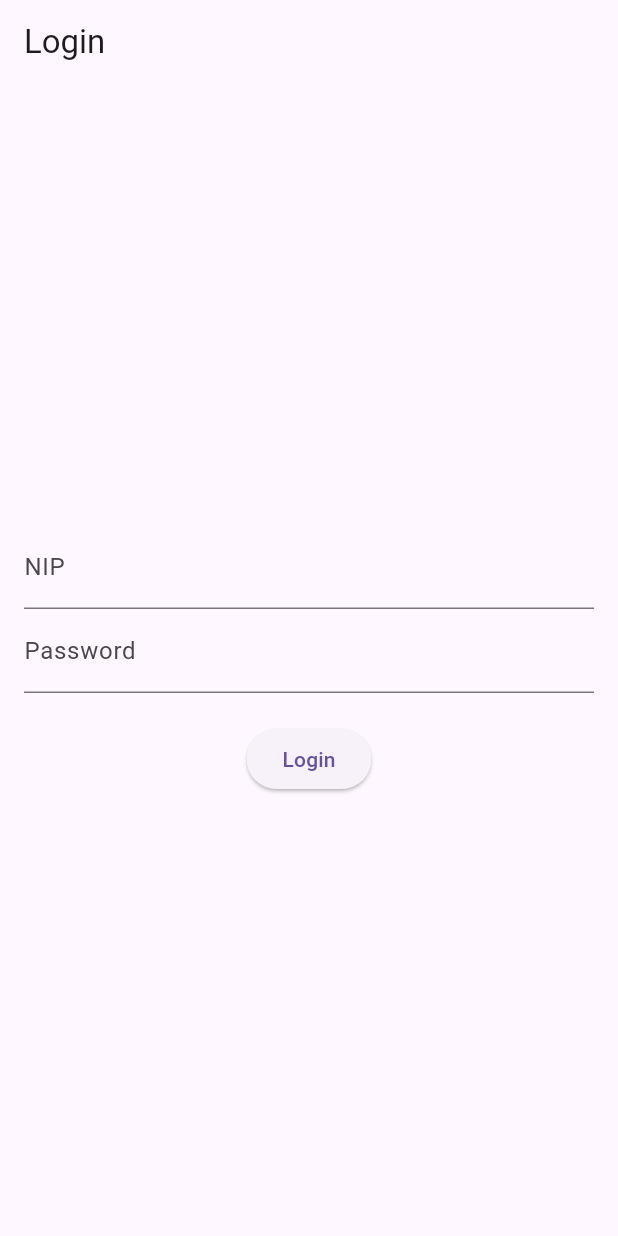
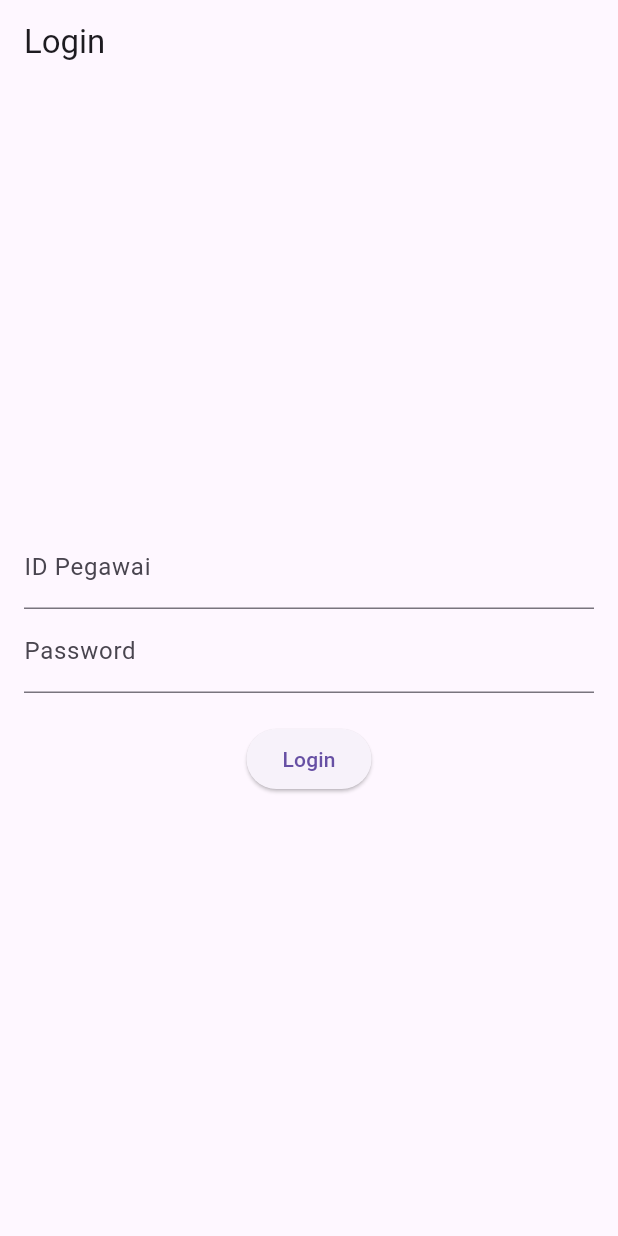
Before and after one commit to alifzidanr/simpeg2, a Flutter app: the screen it shows after launch, after a tap on "Login", on a phone screen of 412 x 824 dp. Run offline on Flutter 3.47's test engine with Material 3 defaults, Android fonts, the light colour scheme and no system bars; our stand-ins replace fl_chart, google_fonts, sqflite; accounts and stored records are empty.

Commit message:
3rd commit

```diff
--- a/lib/career_page.dart
+++ b/lib/career_page.dart
@@ -3,6 +3,10 @@ import 'app_bar_widget.dart';
 import 'drawer_widget.dart';
 
 class CareerPage extends StatelessWidget {
+  final String idPegawai; // Add idPegawai as a parameter
+
+  CareerPage({required this.idPegawai});
+
   final GlobalKey<ScaffoldState> _scaffoldKey = GlobalKey<ScaffoldState>();
 
   @override
@@ -10,7 +14,7 @@ class CareerPage extends StatelessWidget {
     return Scaffold(
       key: _scaffoldKey,
       appBar: buildAppBar(_scaffoldKey, 'Riwayat Jabatan'),
-      drawer: buildDrawer(context),
+      drawer: buildDrawer(context, idPegawai),
       body: Center(child: Text('Riwayat Jabatan Page')),
     );
   }
--- a/lib/class_page.dart
+++ b/lib/class_page.dart
@@ -3,6 +3,9 @@ import 'app_bar_widget.dart'; // Import the reusable AppBar widget
 import 'drawer_widget.dart';
 
 class ClassPage extends StatelessWidget {
+   final String idPegawai; // Add idPegawai as a parameter
+
+  ClassPage({required this.idPegawai});
   final GlobalKey<ScaffoldState> _scaffoldKey = GlobalKey<ScaffoldState>();
 
   @override
@@ -10,7 +13,7 @@ class ClassPage extends StatelessWidget {
     return Scaffold(
       key: _scaffoldKey,
       appBar: buildAppBar(_scaffoldKey, 'Riwayat Golongan'), // Use reusable AppBar
-      drawer: buildDrawer(context), // Add your drawer if needed
+      drawer: buildDrawer(context, idPegawai),
       body: Center(child: Text('Riwayat Golongan Page')),
     );
   }
--- a/lib/database_helper.dart
+++ b/lib/database_helper.dart
@@ -3,7 +3,6 @@ import 'package:sqflite/sqflite.dart';
 import 'package:path/path.dart';
 import 'package:flutter/services.dart';
 import 'dart:io'; // This provides access to File
-
 
 class DatabaseHelper {
   static final DatabaseHelper _instance = DatabaseHelper._internal();
@@ -41,7 +40,7 @@ class DatabaseHelper {
   Future<List<int>> getStatusCounts() async {
     final db = await database;
     List<int> counts = [];
-  List<int> ids = [1, 2, 3, 4, 10]; // Change to 1, 2, 3, 4, 10
+    List<int> ids = [1, 2, 3, 4, 10];
 
     for (int id in ids) {
       final result = await db.rawQuery(
@@ -54,14 +53,34 @@ Future<List<int>> getStatusCounts() async {
     return counts;
   }
 
+  Future<Map<String, dynamic>?> getEmployeeProfile(String idPegawai) async {
+  try {
+    final db = await database; // Get the database instance
+    final result = await db.query(
+      't_pegawai', // Make sure this is the correct table name
+      where: 'id_pegawai = ?', // Make sure this matches your database schema
+      whereArgs: [idPegawai],
+    );
+
+    print('Query result: $result'); // Print the result of the query
+
+    if (result.isNotEmpty) {
+      return result.first; // Return the first record
+    }
+  } catch (e) {
+    print('Error fetching employee profile: $e'); // Log any errors
+  }
+  return null; // Return null if no data found or an error occurred
+}
 
 
-  // Login function remains unchanged
-  Future<bool> login(String nip, String password) async {
+
+  // Updated login function to use id_pegawai instead of nip
+  Future<bool> login(String idPegawai, String password) async {
     final db = await database;
     final List<Map<String, dynamic>> results = await db.rawQuery(
-      'SELECT * FROM t_pegawai WHERE nip = ? AND password = ?',
-      [nip, password],
+      'SELECT * FROM t_pegawai WHERE id_pegawai = ? AND password = ?',
+      [idPegawai, password],
     );
     return results.isNotEmpty;
   }
--- a/lib/education_page.dart
+++ b/lib/education_page.dart
@@ -3,6 +3,9 @@ import 'app_bar_widget.dart';
 import 'drawer_widget.dart';
 
 class EducationPage extends StatelessWidget {
+   final String idPegawai; // Add idPegawai as a parameter
+
+  EducationPage({required this.idPegawai});
   final GlobalKey<ScaffoldState> _scaffoldKey = GlobalKey<ScaffoldState>();
 
   @override
@@ -10,7 +13,7 @@ class EducationPage extends StatelessWidget {
     return Scaffold(
       key: _scaffoldKey,
       appBar: buildAppBar(_scaffoldKey, 'Riwayat Pendidikan'),
-      drawer: buildDrawer(context),
+      drawer: buildDrawer(context, idPegawai),
       body: Center(child: Text('Riwayat Pendidikan Page')),
     );
   }
--- a/lib/family_page.dart
+++ b/lib/family_page.dart
@@ -3,6 +3,9 @@ import 'app_bar_widget.dart';
 import 'drawer_widget.dart';
 
 class FamilyPage extends StatelessWidget {
+   final String idPegawai; // Add idPegawai as a parameter
+
+  FamilyPage({required this.idPegawai});
   final GlobalKey<ScaffoldState> _scaffoldKey = GlobalKey<ScaffoldState>();
 
   @override
@@ -10,7 +13,7 @@ class FamilyPage extends StatelessWidget {
     return Scaffold(
       key: _scaffoldKey,
       appBar: buildAppBar(_scaffoldKey, 'Data Keluarga'),
-      drawer: buildDrawer(context),
+      drawer: buildDrawer(context, idPegawai),
       body: Center(child: Text('Data Keluarga Page')),
     );
   }
--- a/lib/home_page.dart
+++ b/lib/home_page.dart
@@ -6,6 +6,9 @@ import 'database_helper.dart';
 import 'package:fl_chart/fl_chart.dart';
 
 class HomePage extends StatefulWidget {
+   final String idPegawai; // Add idPegawai as a parameter
+
+  HomePage({required this.idPegawai});
   @override
   _HomePageState createState() => _HomePageState();
 }
@@ -34,7 +37,7 @@ class _HomePageState extends State<HomePage> {
     return Scaffold(
       key: _scaffoldKey,
       appBar: buildAppBar(_scaffoldKey, 'Dashboard'),
-      drawer: buildDrawer(context),
+       drawer: buildDrawer(context, widget.idPegawai),
       body: Padding(
         padding: const EdgeInsets.all(16.0),
         child: SingleChildScrollView(
--- a/lib/login_page.dart
+++ b/lib/login_page.dart
@@ -1,6 +1,6 @@
 import 'package:flutter/material.dart';
 import 'database_helper.dart';
-import 'home_page.dart';  // <-- Add this import
+import 'home_page.dart';  // <-- Ensure this import is present
 
 class LoginPage extends StatefulWidget {
   @override
@@ -8,22 +8,22 @@ class LoginPage extends StatefulWidget {
 }
 
 class _LoginPageState extends State<LoginPage> {
-  final TextEditingController _nipController = TextEditingController();
+  final TextEditingController _idPegawaiController = TextEditingController();  // <-- Changed controller name
   final TextEditingController _passwordController = TextEditingController();
 
   void _login() async {
-    String nip = _nipController.text;
+    String idPegawai = _idPegawaiController.text;  // <-- Changed field to id_pegawai
     String password = _passwordController.text;
 
-    bool success = await DatabaseHelper().login(nip, password);
+    bool success = await DatabaseHelper().login(idPegawai, password);  // <-- Pass id_pegawai instead of nip
     if (success) {
       Navigator.pushReplacement(
         context,
-        MaterialPageRoute(builder: (context) => HomePage()),  // HomePage is now recognized
+        MaterialPageRoute(builder: (context) => HomePage(idPegawai: idPegawai)),  // Pass idPegawai here
       );
     } else {
       ScaffoldMessenger.of(context).showSnackBar(
-        SnackBar(content: Text('Login failed. Incorrect NIP or password.')),
+        SnackBar(content: Text('Login failed. Incorrect ID Pegawai or password.')),
       );
     }
   }
@@ -38,8 +38,8 @@ class _LoginPageState extends State<LoginPage> {
           mainAxisAlignment: MainAxisAlignment.center,
           children: [
             TextField(
-              controller: _nipController,
-              decoration: InputDecoration(labelText: 'NIP'),
+              controller: _idPegawaiController,  // <-- Changed input field to id_pegawai
+              decoration: InputDecoration(labelText: 'ID Pegawai'),  // <-- Updated label
             ),
             TextField(
               controller: _passwordController,
--- a/lib/wage_page.dart
+++ b/lib/wage_page.dart
@@ -3,6 +3,9 @@ import 'app_bar_widget.dart';
 import 'drawer_widget.dart';
 
 class WagePage extends StatelessWidget {
+   final String idPegawai; // Add idPegawai as a parameter
+
+  WagePage({required this.idPegawai});
   final GlobalKey<ScaffoldState> _scaffoldKey = GlobalKey<ScaffoldState>();
 
   @override
@@ -10,7 +13,7 @@ class WagePage extends StatelessWidget {
     return Scaffold(
       key: _scaffoldKey,
       appBar: buildAppBar(_scaffoldKey, 'Slip Gaji'),
-      drawer: buildDrawer(context),
+      drawer: buildDrawer(context, idPegawai),
       body: Center(child: Text('Slip Gaji Page')),
     );
   }
```
Also changed, not shown: lib/drawer_widget.dart (+10 -8 lines), lib/profile_page.dart (+74 -6 lines). Lines whose indentation alone changed are shown as unchanged.
